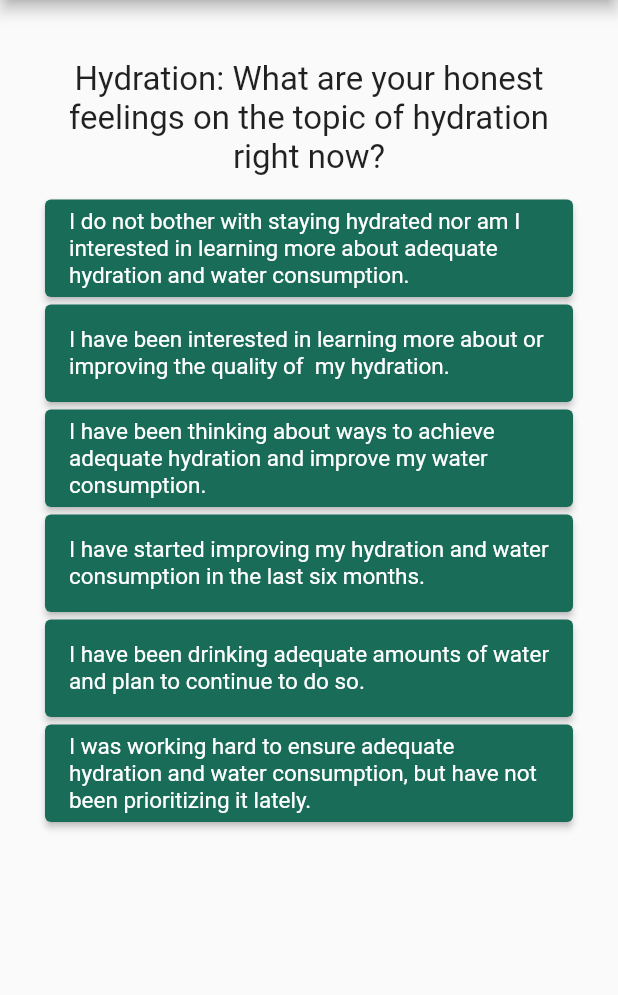
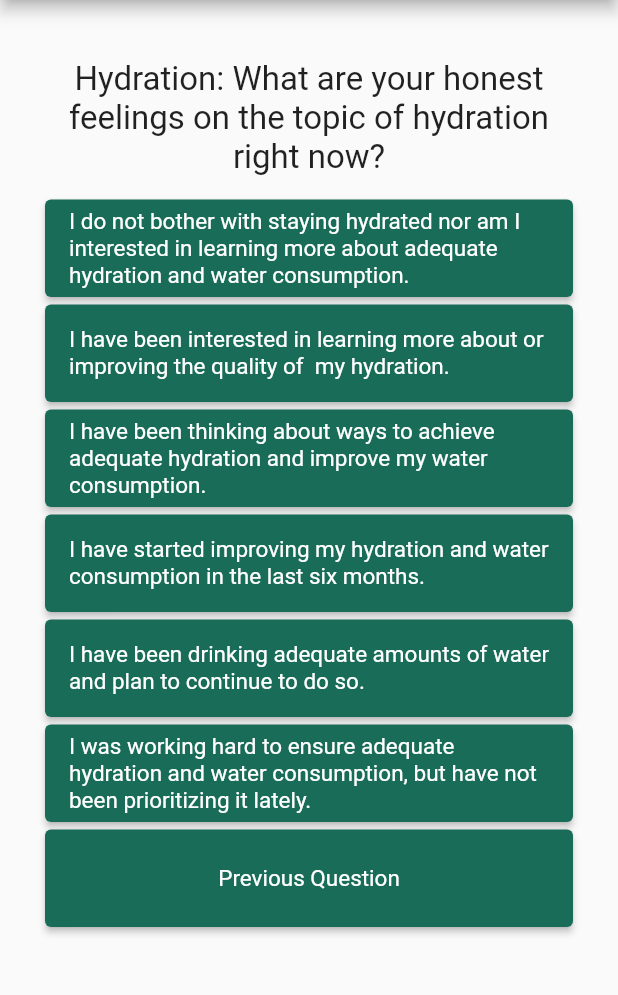
Before and after one commit to AU-Health/au_health_frontend, a Flutter app: the SurveyPage screen opened directly, after a tap on "Next", on a phone screen of 412 x 824 dp, the part 84-1079 px from its top. Run offline on Flutter 3.47's test engine with Material 2 defaults, Android fonts, the phone set to English and light mode, and no system bars; our stand-ins replace built_collection, built_value, cookie_jar, dio, dio_cookie_manager, get_it and 2 more; missing offline and left inert: ferry, ferry_exec, ferry_flutter, ferry_hive_store, gql, gql_code_builder and 2 more; accounts and stored records are empty; statements that could not run were skipped.

Commit message:
added back buttons on survey questions

```diff
--- a/lib/pages/survey.dart
+++ b/lib/pages/survey.dart
@@ -31,6 +31,7 @@ class _SurveyPageState extends State<SurveyPage> {
         {'text': 'I have started improving my hydration and water consumption in the last six months.', 'score': 4, 'yesFlag': false},
         {'text': 'I have been drinking adequate amounts of water and plan to continue to do so.', 'score': 5, 'yesFlag': false},
         {'text': 'I was working hard to ensure adequate hydration and water consumption, but have not been prioritizing it lately.', 'score': 6, 'yesFlag': false},
+        {'text': 'Previous Question', 'score': 0, 'yesFlag': true},
       ],
     },
     {
@@ -44,6 +45,7 @@ class _SurveyPageState extends State<SurveyPage> {
         {'text': 'Nearly every day', 'score': 4, 'yesFlag': false},
         {'text': 'Every day for the past 6 months+', 'score': 5, 'yesFlag': false},
         {'text': 'This used to affect me, but no longer does', 'score': 6, 'yesFlag': false},
+        {'text': 'Previous Question', 'score': 0, 'yesFlag': true},
       ],
     },
     {
@@ -57,6 +59,7 @@ class _SurveyPageState extends State<SurveyPage> {
         {'text': 'I have started improving my nutrient intake and balance in the last six months.', 'score': 4, 'yesFlag': false},
         {'text': 'I have been ensuring adequate nutrient intake and balance for over six months and plan to continue to do so.', 'score': 5, 'yesFlag': false},
         {'text': 'I was working hard to ensure adequate nutrient intake and balance, but have not been prioritizing it lately.', 'score': 6, 'yesFlag': false},
+        {'text': 'Previous Question', 'score': 0, 'yesFlag': true},
       ],
     },
     {
@@ -70,6 +73,7 @@ class _SurveyPageState extends State<SurveyPage> {
         {'text': 'Nearly every day', 'score': 4, 'yesFlag': false},
         {'text': 'Every day for the past 6 months+', 'score': 5, 'yesFlag': false},
         {'text': 'This used to affect me, but no longer does', 'score': 6, 'yesFlag': false},
+        {'text': 'Previous Question', 'score': 0, 'yesFlag': true},
       ],
     },
     {
@@ -84,6 +88,7 @@ class _SurveyPageState extends State<SurveyPage> {
         {'text': 'I have started improving the quality of my sleep and getting more sleep within the past 6 months.', 'score': 4, 'yesFlag': false},
         {'text': 'I have been getting good quality and good amounts of sleep for over 6 months.', 'score': 5, 'yesFlag': false},
         {'text': 'I was getting good quality and good amounts of sleep, but have not been prioritizing it lately.', 'score': 6, 'yesFlag': false},
+        {'text': 'Previous Question', 'score': 0, 'yesFlag': true},
       ],
     },
     {
@@ -97,6 +102,7 @@ class _SurveyPageState extends State<SurveyPage> {
         {'text': 'Nearly every day', 'score': 4, 'yesFlag': false},
         {'text': 'Every day for the past 6 months+', 'score': 5, 'yesFlag': false},
         {'text': 'This used to affect me, but no longer does', 'score': 6, 'yesFlag': false},
+        {'text': 'Previous Question', 'score': 0, 'yesFlag': true},
       ],
     },
     {
@@ -111,6 +117,7 @@ class _SurveyPageState extends State<SurveyPage> {
         {'text': 'I have started improving my level of physical activity in the last six months.', 'score': 4, 'yesFlag': false},
         {'text': 'I have been ensuring adequate physical activity in my personal life and plan to continue to do so.', 'score': 5, 'yesFlag': false},
         {'text': 'I was working hard to ensure adequate physical activity, but have not been prioritizing it lately.', 'score': 6, 'yesFlag': false},
+        {'text': 'Previous Question', 'score': 0, 'yesFlag': true},
       ],
     },
     {
@@ -125,6 +132,7 @@ class _SurveyPageState extends State<SurveyPage> {
         {'text': 'Nearly every day', 'score': 4, 'yesFlag': false},
         {'text': 'Every day for the past 6 months+', 'score': 5, 'yesFlag': false},
         {'text': 'This used to affect me, but no longer does', 'score': 6, 'yesFlag': false},
+        {'text': 'Previous Question', 'score': 0, 'yesFlag': true},
       ],
     },
     {
@@ -140,6 +148,7 @@ class _SurveyPageState extends State<SurveyPage> {
         {'text': 'I have started to make improvements in physical environment and follow strategies to reduce distractions in the last six months.', 'score': 4, 'yesFlag': false},
         {'text': 'I have been actively monitoring my personal environment to ensure that it supports my health and wellness for over half a year.', 'score': 5, 'yesFlag': false},
         {'text': 'I was working hard to ensure a satisfactory physical environment, but have not been prioritizing it lately.', 'score': 6, 'yesFlag': false},
+        {'text': 'Previous Question', 'score': 0, 'yesFlag': true},
       ],
     },
     {
@@ -154,6 +163,7 @@ class _SurveyPageState extends State<SurveyPage> {
         {'text': 'Nearly every day', 'score': 2, 'yesFlag': false},
         {'text': 'Every day for the past 6 months+', 'score': 1, 'yesFlag': false},
         {'text': 'This used to affect me, but no longer does', 'score': 6, 'yesFlag': false},
+        {'text': 'Previous Question', 'score': 0, 'yesFlag': true},
       ],
     },
     {
@@ -168,12 +178,12 @@ class _SurveyPageState extends State<SurveyPage> {
         {'text': 'I have started improving my management of stress in the last six months.', 'score': 4, 'yesFlag': false},
         {'text': 'I have been managing my stress levels for over six months and plan to continue to do so.', 'score': 5, 'yesFlag': false},
         {'text': 'I was working hard to ensure adequate stress management, but have not been prioritizing it lately.', 'score': 6, 'yesFlag': false},
+        {'text': 'Previous Question', 'score': 0, 'yesFlag': true},
       ],
     },
     {
       'questionText':
-      'Stress Management: Within the past 30 days, how often did you feel confident about your ability to cope with all the things you had to do and/or adequately manage your stress levels?'
-          '(*Note: Recommendations suggest that one should engage in 150 minutes of moderate aerobic activity)',
+      'Stress Management: Within the past 30 days, how often did you feel confident about your ability to cope with all the things you had to do and/or adequately manage your stress levels?',
       'answers': [
         {'text': 'Rarely'
           , 'score': 1, 'yesFlag': false},
@@ -182,6 +192,7 @@ class _SurveyPageState extends State<SurveyPage> {
         {'text': 'Nearly every day', 'score': 4, 'yesFlag': false},
         {'text': 'Every day for the past 6 months+', 'score': 5, 'yesFlag': false},
         {'text': 'This used to affect me, but no longer does', 'score': 6, 'yesFlag': false},
+        {'text': 'Previous Question', 'score': 0, 'yesFlag': true},
       ],
     },
   ];
@@ -203,10 +214,16 @@ class _SurveyPageState extends State<SurveyPage> {
   void _answerQuestion(int score, bool yesFlag) {
     _totalScore += score;
     scoreArray[_questionIndex] = score;
-
-    setState(() {
+    if(yesFlag){
+      setState(() {
+        _questionIndex = _questionIndex - 1;
+      });
+    }
+    else {
+      setState(() {
         _questionIndex = _questionIndex + 1;
-    });
+      });
+    }
     debugPrint(_questionIndex.toString());
     debugPrint(yesFlag.toString());
     if (_questionIndex < _questions.length) {
```
